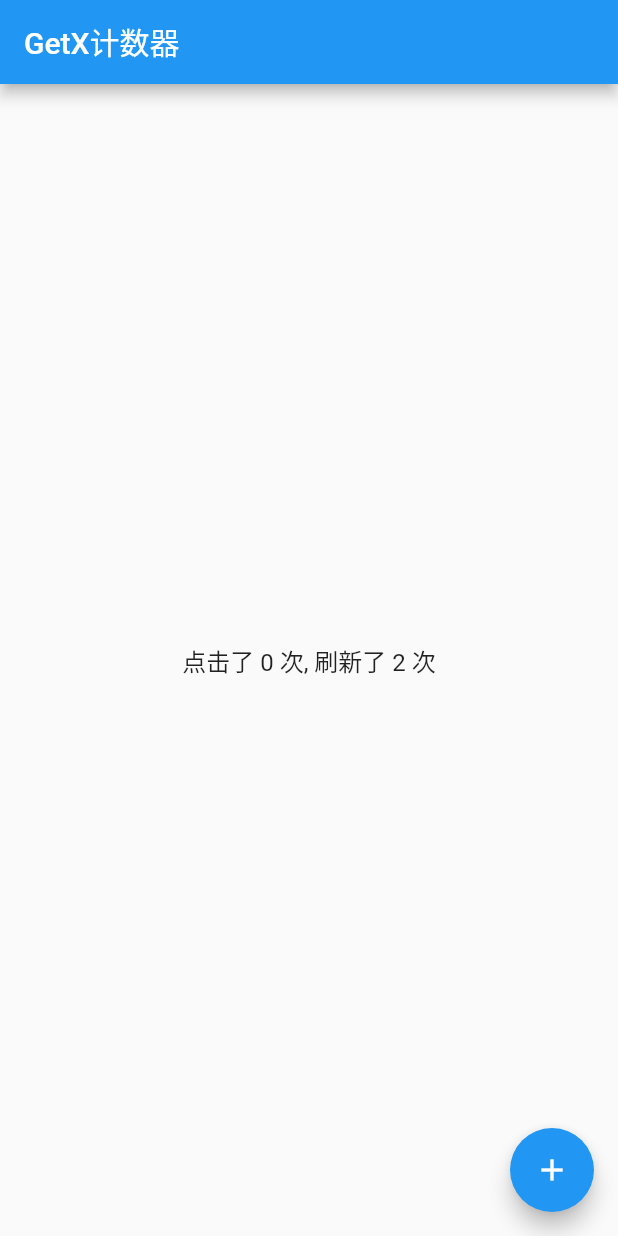
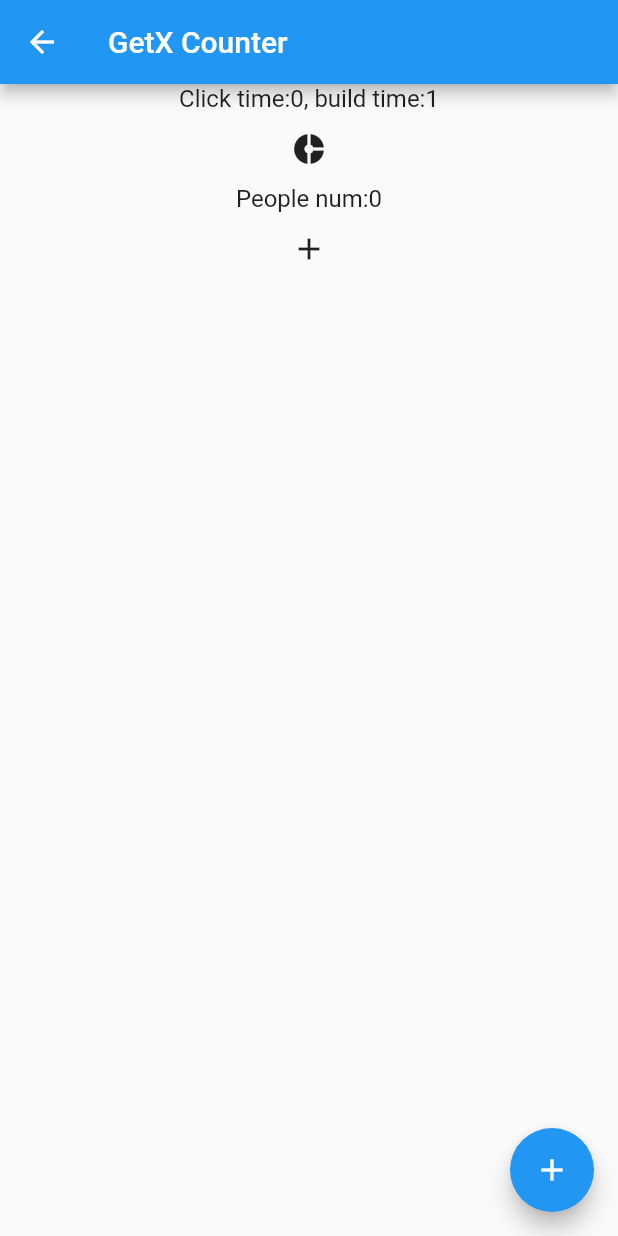
Before and after one commit to RayTao/getx_usage, a Flutter app: the CounterPage screen opened directly, on a phone screen of 412 x 824 dp. Run offline on Flutter 3.47's test engine with Material 2 defaults, Android fonts, the phone set to English and light mode, and no system bars; our stand-ins replace get; statements that could not run were skipped.

Commit message:
添加route控制

```diff
--- a/lib/Page/counter/counter_view.dart
+++ b/lib/Page/counter/counter_view.dart
@@ -9,20 +9,46 @@ class CounterPage extends StatelessWidget {
     final CounterLogic logic = Get.put(CounterLogic());
 
     return Scaffold(
-      appBar: AppBar(title: const Text('GetX计数器')),
+      appBar: AppBar(title: const Text('GetX Counter')),
       body: Center(
-        child: Obx(
+        child: Column(
+          children: [
+            Obx(
               () {
                 logic.countBuildTime++;
                 Widget widget = Text(
-                '点击了 ${logic.count.value} 次, 刷新了 ${logic.countBuildTime} 次',
+                    'Click time:${logic.count.value}, build time:${logic.countBuildTime}',
                     style: TextStyle(fontSize: 16.0));
                 return widget;
               },
             ),
+            FlatButton(
+              onPressed: () {
+                logic.sameValue();
+              },
+              child: const Icon(Icons.donut_small),
+            ),
+            Obx(
+              () {
+                Widget widget = Text(
+                    'People num:${logic.people.value}',
+                    style: TextStyle(fontSize: 16.0));
+                return widget;
+              },
+            ),
+            FlatButton(
+              onPressed: () {
+                logic.addPeople();
+              },
+              child: const Icon(Icons.add),
+            ),
+          ],
+        ),
       ),
       floatingActionButton: FloatingActionButton(
-        onPressed: () => logic.increase(),
+        onPressed: () {
+          logic.increase();
+        },
         child: const Icon(Icons.add),
       ),
     );
--- a/lib/main.dart
+++ b/lib/main.dart
@@ -1,6 +1,8 @@
 import 'package:flutter/material.dart';
 import 'package:get/get_navigation/src/root/get_material_app.dart';
 import 'package:getx_usage/Page/counter/counter_view.dart';
+import 'package:getx_usage/Page/home_widget.dart';
+import 'package:getx_usage/rout_config.dart';
 
 void main() {
   runApp(MyApp());
@@ -28,7 +30,8 @@ class MyApp extends StatelessWidget {
         // closer together (more dense) than on mobile platforms.
         visualDensity: VisualDensity.adaptivePlatformDensity,
       ),
-      home: CounterPage(),
+      initialRoute: RouteConfig.main,
+      getPages: RouteConfig.getPages,
     );
   }
 }
--- /dev/null
+++ b/lib/rout_config.dart
@@ -0,0 +1,45 @@
+import 'package:flutter/material.dart';
+import 'package:get/get_navigation/src/routes/get_route.dart';
+
+import 'Page/counter/counter_view.dart';
+import 'Page/home_widget.dart';
+
+class RouteConfig {
+  ///主页面
+  static final String main = "/home";
+
+  ///dialog页面
+  static final String dialog = "/dialog";
+
+  // ///bloc计数器模块
+  // static final String counter = "/counter";
+  //
+  // ///测试布局页面
+  // static final String testLayout = "/testLayout";
+  //
+  // ///演示SmartDialog控件
+  // static final String smartDialog = "/smartDialog";
+  //
+  // ///Bloc跨页面传递事件
+  // static final String spanOne = "/spanOne";
+  // static final String spanTwo = "/spanOne/spanTwo";
+
+  ///GetX 计数器  跨页面交互
+  static final String counterGet = "/counterGet";
+  static final String jumpOne = "/jumpOne";
+  static final String jumpTwo = "/jumpOne/jumpTwo";
+
+  ///别名映射页面
+  static final List<GetPage> getPages = [
+    GetPage(name: main, page: () => HomeWidget()),
+    // GetPage(name: dialog, page: () => Dialog()),
+    // GetPage(name: counter, page: () => CounterPage()),
+    // GetPage(name: testLayout, page: () => TestLayoutPage()),
+    // GetPage(name: smartDialog, page: () => SmartDialogPage()),
+    // GetPage(name: spanOne, page: () => SpanOnePage()),
+    // GetPage(name: spanTwo, page: () => SpanTwoPage()),
+    GetPage(name: counterGet, page: () => CounterPage()),
+    // GetPage(name: jumpOne, page: () => JumpOnePage()),
+    // GetPage(name: jumpTwo, page: () => JumpTwoPage()),
+  ];
+}
```
Also changed, not shown: lib/Page/counter/counter_logic.dart (+17 -0 lines), lib/Page/home_widget.dart (added, +28 -0 lines), 2 other files. Lines whose indentation alone changed are shown as unchanged.
